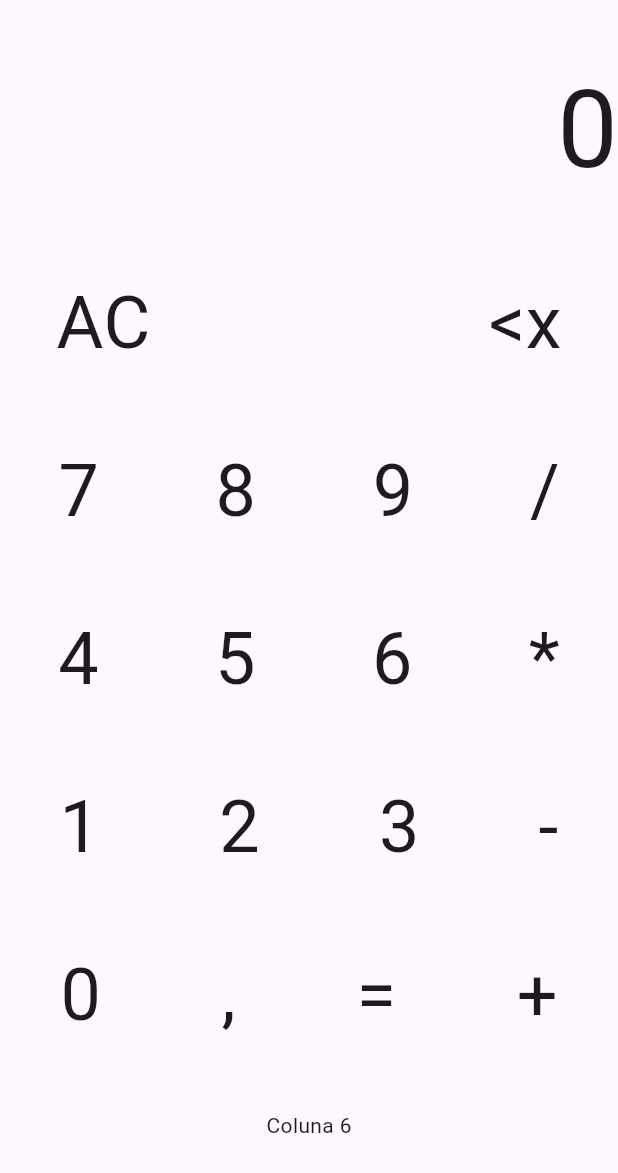
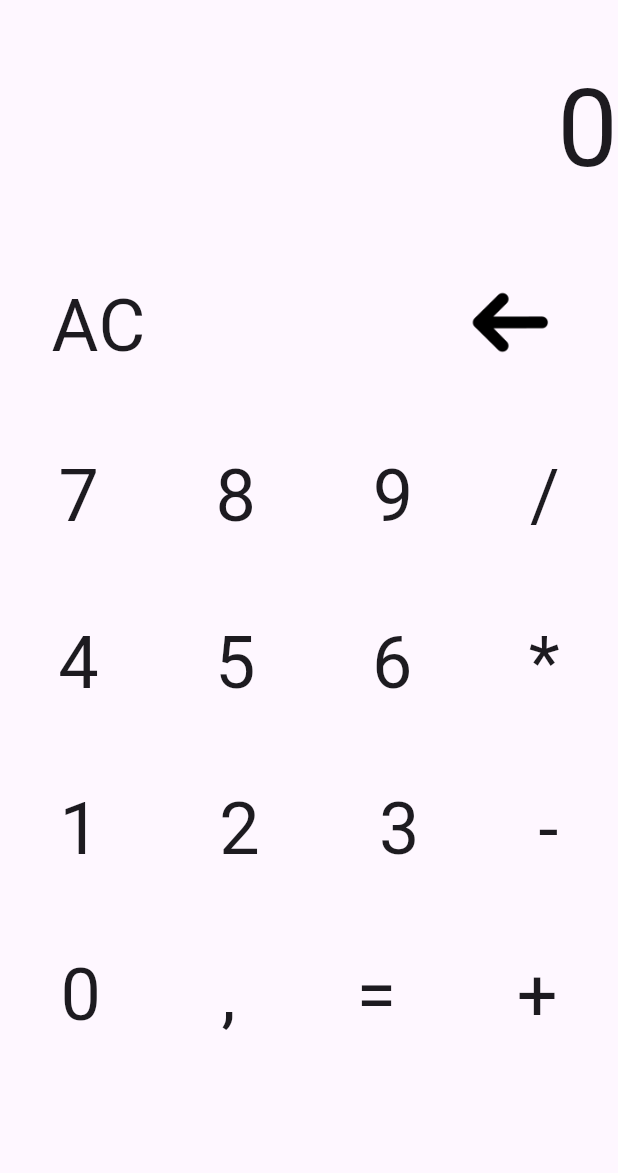
Before and after one commit to GizeleAlves/Calculadora-B-sica, a Flutter app: the screen it shows after launch, item 2 of the bottom bar chosen, after a tap on "AC", on a phone screen of 412 x 824 dp, the part 63-1236 px from its top. Run offline on Flutter 3.47's test engine with Material 3 defaults, Android fonts, the phone set to English and light mode, and no system bars; missing offline and left inert: dart:ffi.

Commit message:
Botão backspace e correção de alguns bugs.

```diff
--- a/lib/main.dart
+++ b/lib/main.dart
@@ -54,6 +54,15 @@ class _MyAppState extends State<MyApp> {
           numero = '0';
         });
         break;
+
+      case '<x':
+        setState(() {
+          if (numero.length > 0) {
+            numero = numero.substring(0, numero.length - 1);
+          }
+        });
+        break;
+
       case '=':
         double resultado = 0.0;
         numero = numero.replaceAll(',', '.');
@@ -145,10 +154,7 @@ class _MyAppState extends State<MyApp> {
                 Text(''),
                 GestureDetector(
                   onTap: () => calcular('<x'),
-                  child: Text(
-                    '<x',
-                    style: TextStyle(fontSize: 48),
-                  ),
+                  child: Image.asset('assets/images/arrow_back.png', width: 75,),
                 ),
               ],
             ),
@@ -288,7 +294,7 @@ class _MyAppState extends State<MyApp> {
                 ),
               ],
             ),
-            Text('Coluna 6'),
+            Text(''),
           ],
         ),
       ),
--- a/pubspec.yaml
+++ b/pubspec.yaml
@@ -63,6 +63,9 @@ flutter:
   #   - images/a_dot_burr.jpeg
   #   - images/a_dot_ham.jpeg
 
+  assets:
+   - assets/images/arrow_back.png
+
   # An image asset can refer to one or more resolution-specific "variants", see
   # https://flutter.dev/assets-and-images/#resolution-aware
 
```
Also changed, not shown: assets/images/arrow_back.png (added).
